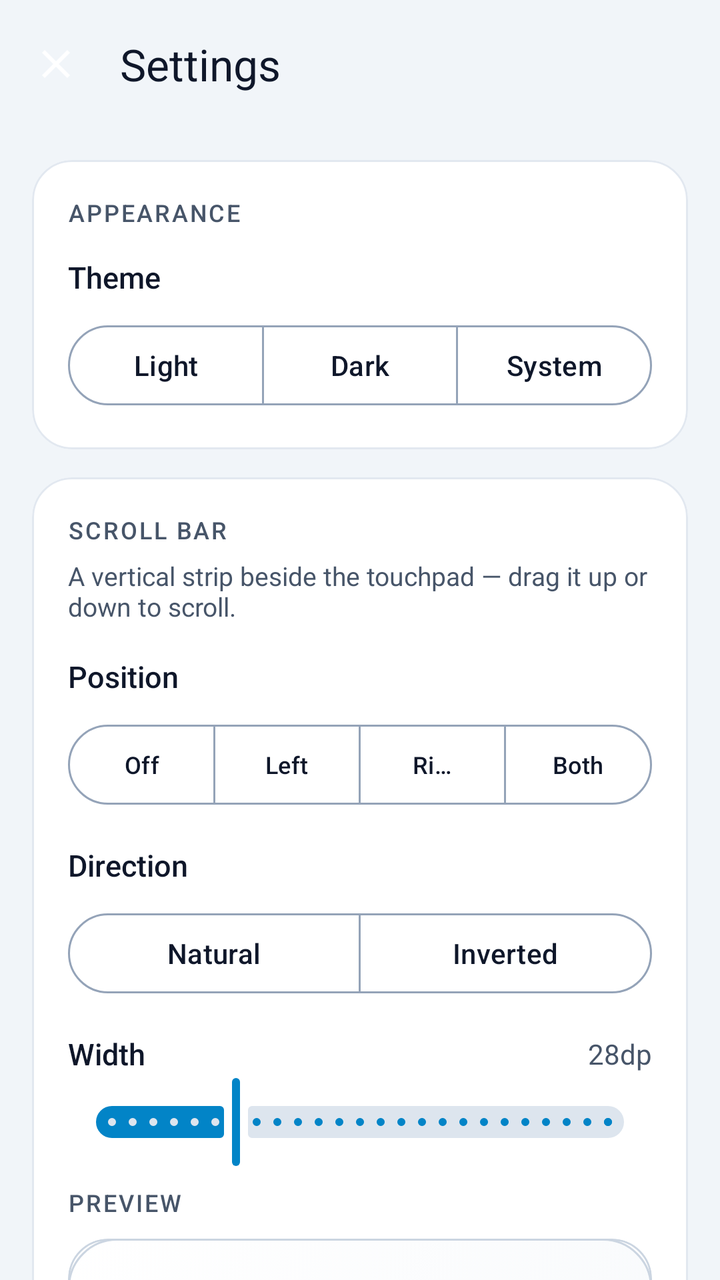
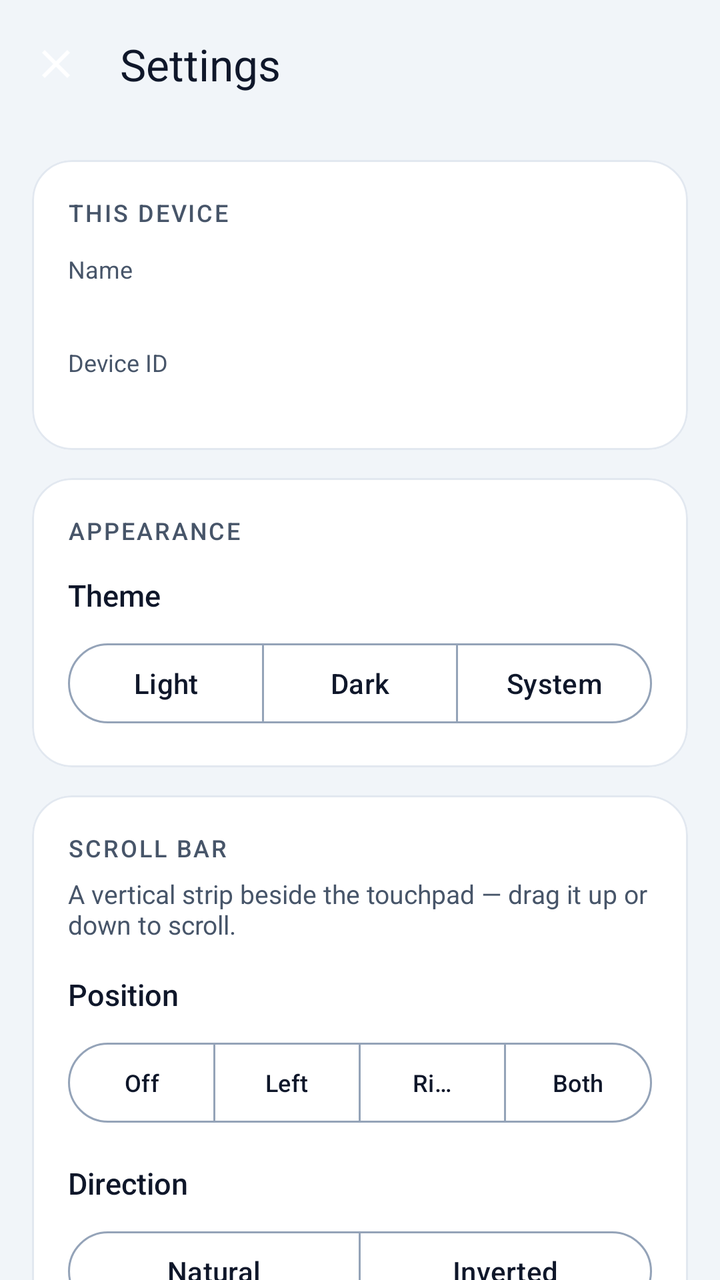

The first picture is an Android layout as it rendered before a commit; the second is the same layout after the commit. The layout source and the unified diff follow.
<!-- AndroidManifest.xml: application theme Theme.AndroControl -->
<!-- res/layout/activity_settings.xml -->
<?xml version="1.0" encoding="utf-8"?>
<LinearLayout xmlns:android="http://schemas.android.com/apk/res/android"
    xmlns:app="http://schemas.android.com/apk/res-auto"
    xmlns:tools="http://schemas.android.com/tools"
    android:id="@+id/settingsRoot"
    android:layout_width="match_parent"
    android:layout_height="match_parent"
    android:orientation="vertical"
    android:background="@color/background">

    
    <com.google.android.material.appbar.AppBarLayout
        android:layout_width="match_parent"
        android:layout_height="wrap_content"
        android:background="@android:color/transparent"
        app:elevation="0dp">

        <com.google.android.material.appbar.MaterialToolbar
            android:id="@+id/settingsToolbar"
            android:layout_width="match_parent"
            android:layout_height="?attr/actionBarSize"
            app:navigationIcon="@drawable/ic_close"
            app:title="@string/settings_title"
            app:titleTextColor="@color/text_primary"
            app:titleTextAppearance="@style/TextAppearance.Material3.TitleLarge"/>
    </com.google.android.material.appbar.AppBarLayout>

    <androidx.core.widget.NestedScrollView
        android:layout_width="match_parent"
        android:layout_height="0dp"
        android:layout_weight="1"
        android:clipToPadding="false"
        android:padding="16dp">

        <LinearLayout
            android:layout_width="match_parent"
            android:layout_height="wrap_content"
            android:orientation="vertical">

            
            <com.google.android.material.card.MaterialCardView
                style="@style/Widget.AndroControl.Card"
                android:layout_width="match_parent"
                android:layout_height="wrap_content"
                app:cardBackgroundColor="@color/surface"
                app:cardElevation="0dp"
                app:strokeColor="@color/card_stroke"
                app:strokeWidth="1dp">

                <LinearLayout
                    android:layout_width="match_parent"
                    android:layout_height="wrap_content"
                    android:orientation="vertical"
                    android:padding="18dp">

                    <TextView
                        android:layout_width="wrap_content"
                        android:layout_height="wrap_content"
                        android:text="@string/settings_appearance"
                        style="@style/TextAppearance.AndroControl.SectionHeader"/>

                    <TextView
                        android:layout_width="wrap_content"
                        android:layout_height="wrap_content"
                        android:layout_marginTop="14dp"
                        android:text="@string/settings_theme"
                        android:textColor="@color/text_primary"
                        android:textSize="15sp"
                        android:fontFamily="sans-serif-medium"/>

                    <com.google.android.material.button.MaterialButtonToggleGroup
                        android:id="@+id/themeToggleGroup"
                        android:layout_width="match_parent"
                        android:layout_height="wrap_content"
                        android:layout_marginTop="10dp"
                        app:singleSelection="true"
                        app:selectionRequired="true">

                        <com.google.android.material.button.MaterialButton
                            android:id="@+id/themeLight"
                            style="?attr/materialButtonOutlinedStyle"
                            android:layout_width="0dp"
                            android:layout_weight="1"
                            android:layout_height="wrap_content"
                            android:text="@string/settings_theme_light"/>

                        <com.google.android.material.button.MaterialButton
                            android:id="@+id/themeDark"
                            style="?attr/materialButtonOutlinedStyle"
                            android:layout_width="0dp"
                            android:layout_weight="1"
                            android:layout_height="wrap_content"
                            android:text="@string/settings_theme_dark"/>

                        <com.google.android.material.button.MaterialButton
                            android:id="@+id/themeSystem"
                            style="?attr/materialButtonOutlinedStyle"
                            android:layout_width="0dp"
                            android:layout_weight="1"
                            android:layout_height="wrap_content"
                            android:text="@string/settings_theme_system"/>
                    </com.google.android.material.button.MaterialButtonToggleGroup>
                </LinearLayout>
            </com.google.android.material.card.MaterialCardView>

            
            <com.google.android.material.card.MaterialCardView
                style="@style/Widget.AndroControl.Card"
                android:layout_width="match_parent"
                android:layout_height="wrap_content"
                android:layout_marginTop="14dp"
                app:cardBackgroundColor="@color/surface"
                app:cardElevation="0dp"
                app:strokeColor="@color/card_stroke"
                app:strokeWidth="1dp">

                <LinearLayout
                    android:layout_width="match_parent"
                    android:layout_height="wrap_content"
                    android:orientation="vertical"
                    android:padding="18dp">

                    <TextView
                        android:layout_width="wrap_content"
                        android:layout_height="wrap_content"
                        android:text="@string/settings_scrollbar"
                        style="@style/TextAppearance.AndroControl.SectionHeader"/>

                    <TextView
                        android:layout_width="match_parent"
                        android:layout_height="wrap_content"
                        android:layout_marginTop="6dp"
                        android:text="@string/settings_scrollbar_desc"
                        android:textColor="@color/text_secondary"
                        android:textSize="13sp"/>

                    
                    <TextView
                        android:layout_width="wrap_content"
                        android:layout_height="wrap_content"
                        android:layout_marginTop="16dp"
                        android:text="@string/settings_scrollbar_position"
                        android:textColor="@color/text_primary"
                        android:textSize="15sp"
                        android:fontFamily="sans-serif-medium"/>

                    <com.google.android.material.button.MaterialButtonToggleGroup
                        android:id="@+id/scrollbarPositionGroup"
                        android:layout_width="match_parent"
                        android:layout_height="wrap_content"
                        android:layout_marginTop="10dp"
                        app:singleSelection="true"
                        app:selectionRequired="true">

                        <com.google.android.material.button.MaterialButton
                            android:id="@+id/posOff"
                            style="?attr/materialButtonOutlinedStyle"
                            android:layout_width="0dp"
                            android:layout_weight="1"
                            android:layout_height="wrap_content"
                            android:textSize="12sp"
                            android:text="@string/settings_scrollbar_off"/>

                        <com.google.android.material.button.MaterialButton
                            android:id="@+id/posLeft"
                            style="?attr/materialButtonOutlinedStyle"
                            android:layout_width="0dp"
                            android:layout_weight="1"
                            android:layout_height="wrap_content"
                            android:textSize="12sp"
                            android:text="@string/settings_scrollbar_left"/>

                        <com.google.android.material.button.MaterialButton
                            android:id="@+id/posRight"
                            style="?attr/materialButtonOutlinedStyle"
                            android:layout_width="0dp"
                            android:layout_weight="1"
                            android:layout_height="wrap_content"
                            android:textSize="12sp"
                            android:text="@string/settings_scrollbar_right"/>

                        <com.google.android.material.button.MaterialButton
                            android:id="@+id/posBoth"
                            style="?attr/materialButtonOutlinedStyle"
                            android:layout_width="0dp"
                            android:layout_weight="1"
                            android:layout_height="wrap_content"
                            android:textSize="12sp"
                            android:text="@string/settings_scrollbar_both"/>
                    </com.google.android.material.button.MaterialButtonToggleGroup>

                    
                    <TextView
                        android:layout_width="wrap_content"
                        android:layout_height="wrap_content"
                        android:layout_marginTop="16dp"
                        android:text="@string/settings_scroll_direction"
                        android:textColor="@color/text_primary"
                        android:textSize="15sp"
                        android:fontFamily="sans-serif-medium"/>

                    <com.google.android.material.button.MaterialButtonToggleGroup
                        android:id="@+id/scrollDirectionGroup"
                        android:layout_width="match_parent"
                        android:layout_height="wrap_content"
                        android:layout_marginTop="10dp"
                        app:singleSelection="true"
                        app:selectionRequired="true">

                        <com.google.android.material.button.MaterialButton
                            android:id="@+id/dirNatural"
                            style="?attr/materialButtonOutlinedStyle"
                            android:layout_width="0dp"
                            android:layout_weight="1"
                            android:layout_height="wrap_content"
                            android:text="@string/settings_scroll_natural"/>

                        <com.google.android.material.button.MaterialButton
                            android:id="@+id/dirInverted"
                            style="?attr/materialButtonOutlinedStyle"
                            android:layout_width="0dp"
                            android:layout_weight="1"
                            android:layout_height="wrap_content"
                            android:text="@string/settings_scroll_inverted"/>
                    </com.google.android.material.button.MaterialButtonToggleGroup>

                    
                    <LinearLayout
                        android:layout_width="match_parent"
                        android:layout_height="wrap_content"
                        android:orientation="horizontal"
                        android:gravity="center_vertical"
                        android:layout_marginTop="16dp">

                        <TextView
                            android:layout_width="0dp"
                            android:layout_weight="1"
                            android:layout_height="wrap_content"
                            android:text="@string/settings_scrollbar_width"
                            android:textColor="@color/text_primary"
                            android:textSize="15sp"
                            android:fontFamily="sans-serif-medium"/>

                        <TextView
                            android:id="@+id/widthValue"
                            android:layout_width="wrap_content"
                            android:layout_height="wrap_content"
                            android:textColor="@color/text_secondary"
                            android:textSize="14sp"
                            tools:ignore="HardcodedText"
                            android:text="28dp"/>
                    </LinearLayout>

                    <com.google.android.material.slider.Slider
                        android:id="@+id/widthSlider"
                        android:layout_width="match_parent"
                        android:layout_height="wrap_content"
                        android:valueFrom="16"
                        android:valueTo="64"
                        android:stepSize="2"
                        android:value="28"/>

                    
                    <TextView
                        android:layout_width="wrap_content"
                        android:layout_height="wrap_content"
                        android:layout_marginTop="8dp"
                        android:text="@string/settings_preview"
                        style="@style/TextAppearance.AndroControl.SectionHeader"/>

                    <com.google.android.material.card.MaterialCardView
                        android:layout_width="match_parent"
                        android:layout_height="150dp"
                        android:layout_marginTop="10dp"
                        app:cardCornerRadius="20dp"
                        app:cardElevation="0dp"
                        app:strokeColor="@color/touchpad_stroke"
                        app:strokeWidth="1dp">

                        <FrameLayout
                            android:layout_width="match_parent"
                            android:layout_height="match_parent"
                            android:background="@drawable/touchpad_modern_bg">

                            <View
                                android:id="@+id/previewScrollLeft"
                                android:layout_width="28dp"
                                android:layout_height="match_parent"
                                android:layout_gravity="start"
                                android:background="@drawable/scroll_zone_bg"
                                android:visibility="gone"/>

                            <View
                                android:id="@+id/previewScrollRight"
                                android:layout_width="28dp"
                                android:layout_height="match_parent"
                                android:layout_gravity="end"
                                android:background="@drawable/scroll_zone_bg"
                                android:visibility="gone"/>

                            <TextView
                                android:layout_width="wrap_content"
                                android:layout_height="wrap_content"
                                android:layout_gravity="center"
                                android:text="@string/settings_preview_pad"
                                android:textColor="@color/text_disabled"
                                android:textSize="13sp"/>
                        </FrameLayout>
                    </com.google.android.material.card.MaterialCardView>
                </LinearLayout>
            </com.google.android.material.card.MaterialCardView>

            
            <com.google.android.material.card.MaterialCardView
                style="@style/Widget.AndroControl.Card"
                android:layout_width="match_parent"
                android:layout_height="wrap_content"
                android:layout_marginTop="14dp"
                app:cardBackgroundColor="@color/surface"
                app:cardElevation="0dp"
                app:strokeColor="@color/card_stroke"
                app:strokeWidth="1dp">

                <LinearLayout
                    android:layout_width="match_parent"
                    android:layout_height="wrap_content"
                    android:orientation="vertical"
                    android:padding="18dp">

                    <TextView
                        android:layout_width="wrap_content"
                        android:layout_height="wrap_content"
                        android:text="@string/settings_haptics"
                        style="@style/TextAppearance.AndroControl.SectionHeader"/>

                    <TextView
                        android:layout_width="match_parent"
                        android:layout_height="wrap_content"
                        android:layout_marginTop="6dp"
                        android:text="@string/settings_haptics_desc"
                        android:textColor="@color/text_secondary"
                        android:textSize="13sp"/>

                    <LinearLayout
                        android:layout_width="match_parent"
                        android:layout_height="wrap_content"
                        android:orientation="horizontal"
                        android:gravity="center_vertical"
                        android:layout_marginTop="14dp">

                        <TextView
                            android:layout_width="0dp"
                            android:layout_weight="1"
                            android:layout_height="wrap_content"
                            android:text="@string/settings_haptic_intensity"
                            android:textColor="@color/text_primary"
                            android:textSize="15sp"
                            android:fontFamily="sans-serif-medium"/>

                        <TextView
                            android:id="@+id/hapticValue"
                            android:layout_width="wrap_content"
                            android:layout_height="wrap_content"
                            android:textColor="@color/text_secondary"
                            android:textSize="14sp"
                            tools:ignore="HardcodedText"
                            android:text="60%"/>
                    </LinearLayout>

                    <com.google.android.material.slider.Slider
                        android:id="@+id/hapticSlider"
                        android:layout_width="match_parent"
                        android:layout_height="wrap_content"
                        android:valueFrom="0"
                        android:valueTo="100"
                        android:stepSize="5"
                        android:value="60"/>
                </LinearLayout>
            </com.google.android.material.card.MaterialCardView>
        </LinearLayout>
    </androidx.core.widget.NestedScrollView>
</LinearLayout>
<!-- resources referenced by this layout -->
<resources>
  <color name="background">#F1F5F9</color>
  <color name="card_stroke">#E2E8F0</color>
  <color name="surface">#FFFFFF</color>
  <color name="text_disabled">#94A3B8</color>
  <color name="text_primary">#0F172A</color>
  <color name="text_secondary">#475569</color>
  <color name="touchpad_stroke">#CBD5E1</color>
  <string name="settings_appearance">Appearance</string>
  <string name="settings_haptic_intensity">Vibration intensity</string>
  <string name="settings_haptics">Haptics</string>
  <string name="settings_haptics_desc">Vibration feedback for taps and key presses.</string>
  <string name="settings_preview">Preview</string>
  <string name="settings_preview_pad">Touchpad</string>
  <string name="settings_scroll_direction">Direction</string>
  <string name="settings_scroll_inverted">Inverted</string>
  <string name="settings_scroll_natural">Natural</string>
  <string name="settings_scrollbar">Scroll bar</string>
  <string name="settings_scrollbar_both">Both</string>
  <string name="settings_scrollbar_desc">A vertical strip beside the touchpad — drag it up or down to scroll.</string>
  <string name="settings_scrollbar_left">Left</string>
  <string name="settings_scrollbar_off">Off</string>
  <string name="settings_scrollbar_position">Position</string>
  <string name="settings_scrollbar_right">Right</string>
  <string name="settings_scrollbar_width">Width</string>
  <string name="settings_theme">Theme</string>
  <string name="settings_theme_dark">Dark</string>
  <string name="settings_theme_light">Light</string>
  <string name="settings_theme_system">System</string>
  <string name="settings_title">Settings</string>
  <style name="Widget.AndroControl.Card" parent="Widget.Material3.CardView.Elevated">
          <item name="cardCornerRadius">20dp</item>
          <item name="cardElevation">1dp</item>
          <item name="strokeWidth">0dp</item>
      </style>
  <style name="Theme.AndroControl" parent="Base.Theme.AndroControl" />
  <color name="scroll_zone_fill">#1406B6D4</color>
  <color name="scroll_zone_rail">#4006B6D4</color>
  <color name="touchpad_pressed">#E2E8F0</color>
  <color name="accent">#06B6D4</color>
  <color name="touchpad_bg">#F8FAFC</color>
  <color name="primary">#0284C7</color>
  <color name="primary_variant">#0369A1</color>
  <color name="primary_container">#D8EEFB</color>
  <color name="on_primary">#FFFFFF</color>
  <color name="on_primary_container">#062B43</color>
  <color name="secondary">#475569</color>
  <color name="secondary_container">#DDE5EE</color>
  <color name="on_secondary">#FFFFFF</color>
  <color name="accent_container">#CFF4FB</color>
  <color name="on_accent">#FFFFFF</color>
  <color name="on_accent_container">#04353F</color>
  <color name="surface_variant">#E2E8F0</color>
  <color name="on_background">#0F172A</color>
  <color name="on_surface">#0F172A</color>
  <color name="on_surface_variant">#475569</color>
  <color name="error">#E11D48</color>
  <color name="error_container">#FCE0E6</color>
  <color name="outline">#94A3B8</color>
  <color name="outline_variant">#CBD5E1</color>
  <style name="ShapeAppearance.AndroControl.Small" parent="ShapeAppearance.Material3.Corner.Small">
          <item name="cornerFamily">rounded</item>
          <item name="cornerSize">10dp</item>
      </style>
  <style name="ShapeAppearance.AndroControl.Medium" parent="ShapeAppearance.Material3.Corner.Medium">
          <item name="cornerFamily">rounded</item>
          <item name="cornerSize">18dp</item>
      </style>
  <style name="ShapeAppearance.AndroControl.Large" parent="ShapeAppearance.Material3.Corner.Large">
          <item name="cornerFamily">rounded</item>
          <item name="cornerSize">26dp</item>
      </style>
  <!-- unchanged entries left out for length: 6 -->
</resources>

<!-- the commit's change to res/layout/activity_settings.xml (unified diff, before → after) -->
@@ -36,6 +36,64 @@
             android:layout_width="match_parent"
             android:layout_height="wrap_content"
             android:orientation="vertical">
+
+            
+            <com.google.android.material.card.MaterialCardView
+                style="@style/Widget.AndroControl.Card"
+                android:layout_width="match_parent"
+                android:layout_height="wrap_content"
+                android:layout_marginBottom="14dp"
+                app:cardBackgroundColor="@color/surface"
+                app:cardElevation="0dp"
+                app:strokeColor="@color/card_stroke"
+                app:strokeWidth="1dp">
+
+                <LinearLayout
+                    android:layout_width="match_parent"
+                    android:layout_height="wrap_content"
+                    android:orientation="vertical"
+                    android:padding="18dp">
+
+                    <TextView
+                        android:layout_width="wrap_content"
+                        android:layout_height="wrap_content"
+                        android:text="@string/settings_this_device"
+                        style="@style/TextAppearance.AndroControl.SectionHeader"/>
+
+                    <TextView
+                        android:layout_width="wrap_content"
+                        android:layout_height="wrap_content"
+                        android:layout_marginTop="12dp"
+                        android:text="@string/settings_device_name"
+                        android:textColor="@color/text_secondary"
+                        android:textSize="12sp"/>
+
+                    <TextView
+                        android:id="@+id/deviceNameValue"
+                        android:layout_width="wrap_content"
+                        android:layout_height="wrap_content"
+                        android:textColor="@color/text_primary"
+                        android:textSize="15sp"
+                        android:fontFamily="sans-serif-medium"/>
+
+                    <TextView
+                        android:layout_width="wrap_content"
+                        android:layout_height="wrap_content"
+                        android:layout_marginTop="10dp"
+                        android:text="@string/settings_device_id"
+                        android:textColor="@color/text_secondary"
+                        android:textSize="12sp"/>
+
+                    <TextView
+                        android:id="@+id/deviceIdValue"
+                        android:layout_width="wrap_content"
+                        android:layout_height="wrap_content"
+                        android:textColor="@color/text_primary"
+                        android:textSize="13sp"
+                        android:textIsSelectable="true"
+                        android:fontFamily="monospace"/>
+                </LinearLayout>
+            </com.google.android.material.card.MaterialCardView>
 
             
             <com.google.android.material.card.MaterialCardView
<!-- resource entries referenced after the edit -->
@@ -8,6 +8,8 @@
   <color name="text_secondary">#475569</color>
   <color name="touchpad_stroke">#CBD5E1</color>
   <string name="settings_appearance">Appearance</string>
+  <string name="settings_device_id">Device ID</string>
+  <string name="settings_device_name">Name</string>
   <string name="settings_haptic_intensity">Vibration intensity</string>
   <string name="settings_haptics">Haptics</string>
   <string name="settings_haptics_desc">Vibration feedback for taps and key presses.</string>
@@ -28,6 +30,7 @@
   <string name="settings_theme_dark">Dark</string>
   <string name="settings_theme_light">Light</string>
   <string name="settings_theme_system">System</string>
+  <string name="settings_this_device">This device</string>
   <string name="settings_title">Settings</string>
   <style name="Widget.AndroControl.Card" parent="Widget.Material3.CardView.Elevated">
           <item name="cardCornerRadius">20dp</item>
